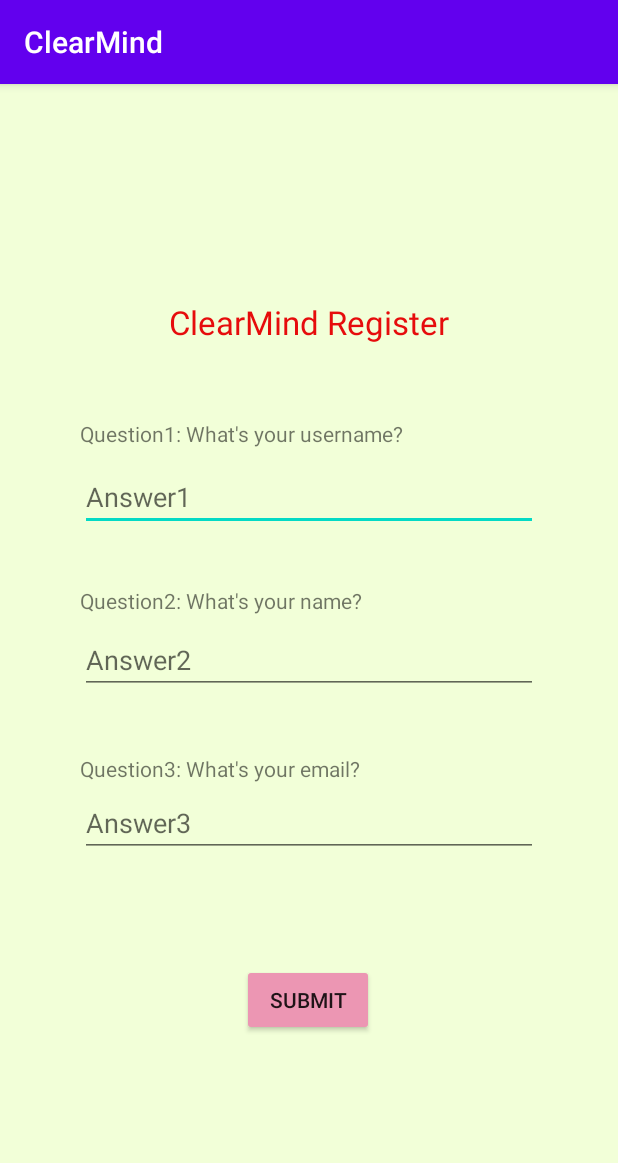
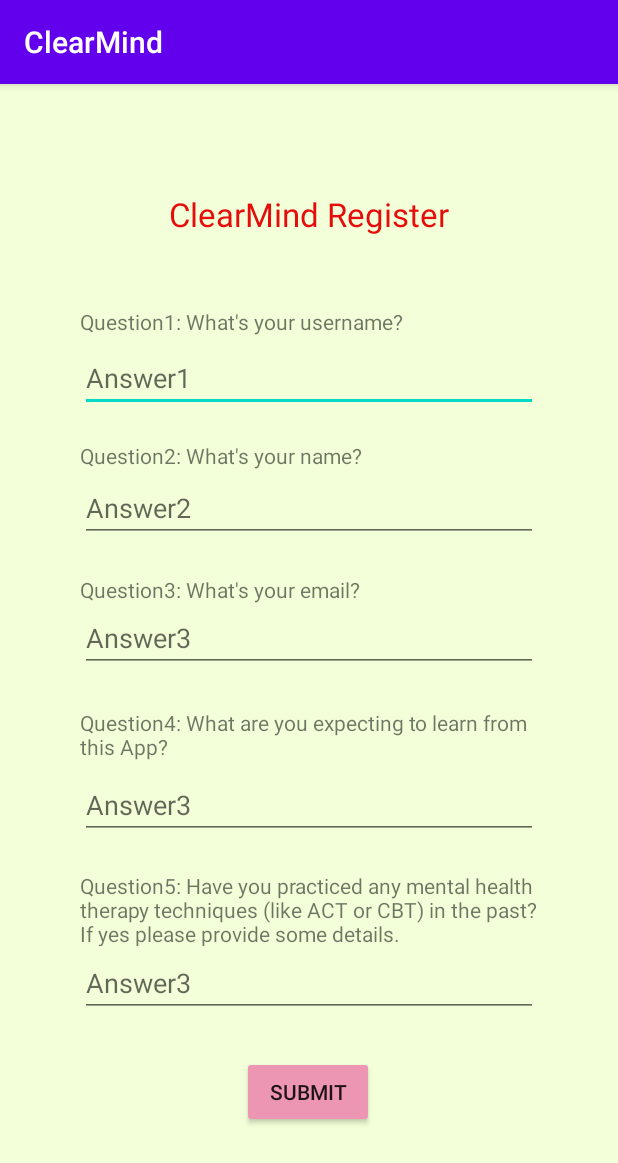
Before and after one commit to yujiaen1999/ClearMind, an Android app: the RegisterActivity screen opened directly, with no data from a screen before it, on a phone screen of 412 x 824 dp. Shown: the top 1163 px of the screen. Run offline under Robolectric (Android 15) with nearby library versions, the phone set to English and light mode, and no system bars; our stand-ins replace Firebase (no records; nobody signed in at launch, a user with empty details on screens opened directly).

```diff
--- a/app/src/main/AndroidManifest.xml
+++ b/app/src/main/AndroidManifest.xml
@@ -14,6 +14,9 @@
             android:exported="true" />
         <activity
             android:name=".RegisterActivity"
+            android:exported="true" />
+        <activity
+            android:name=".RegisterActivity2"
             android:exported="true" />
         <activity
             android:name=".LoginPageActivity"
--- a/app/src/main/java/com/example/clearmind/RegisterActivity.java
+++ b/app/src/main/java/com/example/clearmind/RegisterActivity.java
@@ -21,6 +21,10 @@ public class RegisterActivity extends AppCompatActivity {
     private EditText username;
     private EditText name;
     private EditText email;
+
+    private EditText answer4;
+
+    private EditText answer5;
     private Button submit;
 
     @Override
@@ -36,6 +40,8 @@ public class RegisterActivity extends AppCompatActivity {
         username = findViewById(R.id.answer1);
         name = findViewById(R.id.answer2);
         email = findViewById(R.id.answer3);
+        answer4 = findViewById(R.id.answer4);
+        answer5 = findViewById(R.id.answer5);
 
         submit = findViewById(R.id.submit_button);
 
@@ -46,14 +52,19 @@ public class RegisterActivity extends AppCompatActivity {
                 String txt_username = username.getText().toString();
                 String txt_name = name.getText().toString();
                 String txt_email = email.getText().toString();
+                String txt_answer4 = answer4.getText().toString();
+                String txt_answer5 = answer5.getText().toString();
 
-                if (txt_username.isEmpty() || txt_name.isEmpty() || txt_email.isEmpty()){
+
+                if (txt_username.isEmpty() || txt_name.isEmpty() || txt_email.isEmpty() || txt_answer4.isEmpty() || txt_answer5.isEmpty()){
                     Toast.makeText(RegisterActivity.this,  "Empty input", Toast.LENGTH_SHORT).show();
                 } else {
                     HashMap<String, Object> map = new HashMap<>();
                     map.put("username", txt_username);
                     map.put("name", txt_name);
                     map.put("email", txt_email);
+                    map.put("Question4", txt_answer4);
+                    map.put("Question5", txt_answer5);
 
                     register(txt_username, map);
                     Toast.makeText(RegisterActivity.this,  "Register successful", Toast.LENGTH_SHORT).show();
@@ -62,7 +73,7 @@ public class RegisterActivity extends AppCompatActivity {
 
                 if (toMainPage){
                     Intent intent = new Intent(getApplicationContext(), LoginActivity.class);
-//                    intent.putExtra("username", username);
+//                    intent.putExtra("username", txt_username);
                     startActivity(intent);  //go to main page (activity)
                 }
             }
--- a/app/src/main/res/layout/activity_register.xml
+++ b/app/src/main/res/layout/activity_register.xml
@@ -18,7 +18,7 @@
         app:layout_constraintEnd_toEndOf="parent"
         app:layout_constraintStart_toStartOf="parent"
         app:layout_constraintTop_toTopOf="parent"
-        app:layout_constraintVertical_bias="0.200" />
+        app:layout_constraintVertical_bias="0.100" />
 
     <TextView
         android:id="@+id/question1"
@@ -32,7 +32,7 @@
         app:layout_constraintEnd_toEndOf="parent"
         app:layout_constraintStart_toStartOf="parent"
         app:layout_constraintTop_toTopOf="parent"
-        app:layout_constraintVertical_bias="0.300" />
+        app:layout_constraintVertical_bias="0.200" />
 
     <EditText
         android:id="@+id/answer1"
@@ -49,7 +49,7 @@
         app:layout_constraintEnd_toEndOf="parent"
         app:layout_constraintStart_toStartOf="parent"
         app:layout_constraintTop_toTopOf="parent"
-        app:layout_constraintVertical_bias="0.350" />
+        app:layout_constraintVertical_bias="0.240" />
 
     <TextView
         android:id="@+id/question2"
@@ -63,7 +63,7 @@
         app:layout_constraintEnd_toEndOf="parent"
         app:layout_constraintStart_toStartOf="parent"
         app:layout_constraintTop_toTopOf="parent"
-        app:layout_constraintVertical_bias="0.450" />
+        app:layout_constraintVertical_bias="0.320" />
 
     <EditText
         android:id="@+id/answer2"
@@ -80,7 +80,7 @@
         app:layout_constraintEnd_toEndOf="parent"
         app:layout_constraintStart_toStartOf="parent"
         app:layout_constraintTop_toTopOf="parent"
-        app:layout_constraintVertical_bias="0.500" />
+        app:layout_constraintVertical_bias="0.360" />
 
     <TextView
         android:id="@+id/question3"
@@ -91,7 +91,7 @@
         app:layout_constraintEnd_toEndOf="parent"
         app:layout_constraintStart_toStartOf="parent"
         app:layout_constraintTop_toTopOf="parent"
-        app:layout_constraintVertical_bias="0.600"
+        app:layout_constraintVertical_bias="0.440"
         tools:ignore="MissingConstraints" />
 
     <EditText
@@ -109,7 +109,61 @@
         app:layout_constraintEnd_toEndOf="parent"
         app:layout_constraintStart_toStartOf="parent"
         app:layout_constraintTop_toTopOf="parent"
-        app:layout_constraintVertical_bias="0.650" />
+        app:layout_constraintVertical_bias="0.480" />
+
+    <TextView
+        android:id="@+id/question4"
+        android:layout_width="305dp"
+        android:layout_height="40dp"
+        android:text="Question4: What are you expecting to learn from this App?"
+        app:layout_constraintBottom_toBottomOf="parent"
+        app:layout_constraintEnd_toEndOf="parent"
+        app:layout_constraintStart_toStartOf="parent"
+        app:layout_constraintTop_toTopOf="parent"
+        app:layout_constraintVertical_bias="0.571"
+        tools:ignore="MissingConstraints" />
+
+    <EditText
+        android:id="@+id/answer4"
+        android:layout_width="305dp"
+        android:layout_height="wrap_content"
+        android:ems="10"
+        android:gravity="start|top"
+        android:hint="Answer3"
+        android:inputType="textMultiLine"
+        app:layout_constraintBottom_toBottomOf="parent"
+        app:layout_constraintEnd_toEndOf="parent"
+        app:layout_constraintStart_toStartOf="parent"
+        app:layout_constraintTop_toTopOf="parent"
+        app:layout_constraintVertical_bias="0.634"
+        tools:ignore="MissingConstraints" />
+
+    <TextView
+        android:id="@+id/question5"
+        android:layout_width="305dp"
+        android:layout_height="50dp"
+        android:text="Question5: Have you practiced any mental health therapy techniques (like ACT or CBT) in the past? If yes please provide some details."
+        app:layout_constraintBottom_toBottomOf="parent"
+        app:layout_constraintEnd_toEndOf="parent"
+        app:layout_constraintStart_toStartOf="parent"
+        app:layout_constraintTop_toTopOf="parent"
+        app:layout_constraintVertical_bias="0.731"
+        tools:ignore="MissingConstraints" />
+
+    <EditText
+        android:id="@+id/answer5"
+        android:layout_width="305dp"
+        android:layout_height="wrap_content"
+        android:ems="10"
+        android:gravity="start|top"
+        android:hint="Answer3"
+        android:inputType="textMultiLine"
+        app:layout_constraintBottom_toBottomOf="parent"
+        app:layout_constraintEnd_toEndOf="parent"
+        app:layout_constraintStart_toStartOf="parent"
+        app:layout_constraintTop_toTopOf="parent"
+        app:layout_constraintVertical_bias="0.798"
+        tools:ignore="MissingConstraints" />
 
     <Button
         android:id="@+id/submit_button"
@@ -123,6 +177,6 @@
         app:layout_constraintHorizontal_bias="0.498"
         app:layout_constraintStart_toStartOf="parent"
         app:layout_constraintTop_toTopOf="parent"
-        app:layout_constraintVertical_bias="0.815" />
+        app:layout_constraintVertical_bias="0.900" />
 
 </androidx.constraintlayout.widget.ConstraintLayout>
```
Also changed, not shown: app/src/main/java/com/example/clearmind/MainActivity.java (+4 -3 lines), app/src/main/java/com/example/clearmind/RegisterActivity2.java (added, +130 -0 lines), app/src/main/res/layout/activity_main.xml (+4 -3 lines), app/src/main/res/layout/activity_register_2.xml (added, +311 -0 lines), app/src/main/res/values/SecureQuestionsArr.xml (+8 -4 lines).
